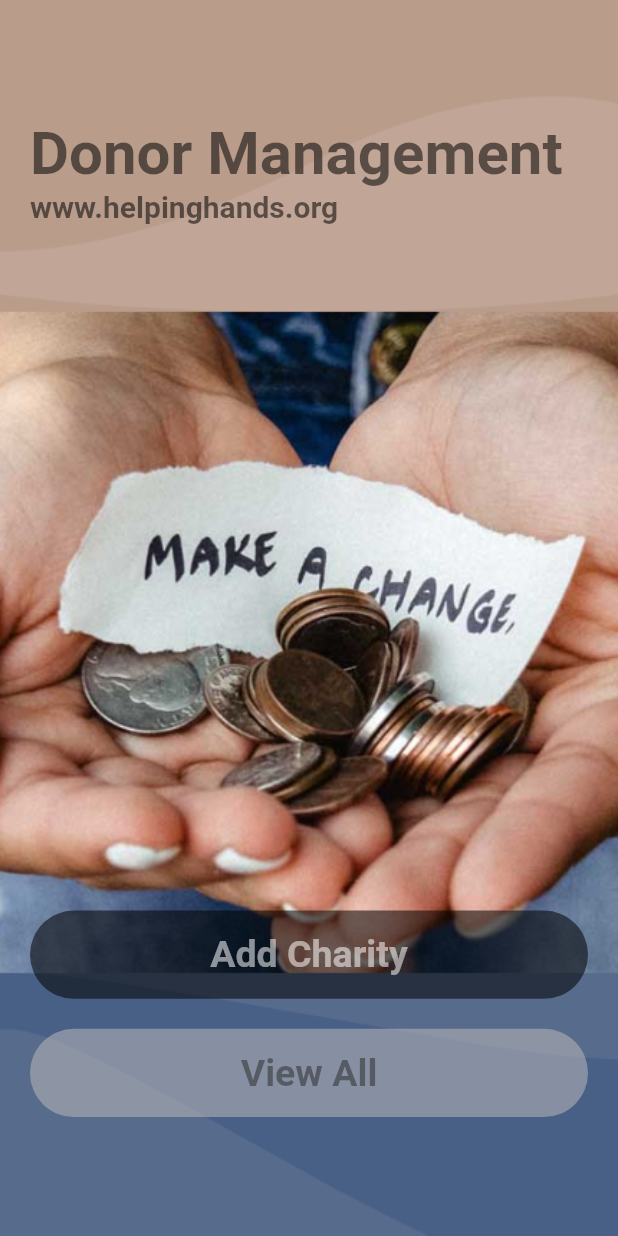
After one commit to Helping-Hands-Charity/Helping-Hands-Mobile, a Flutter app: the DonorHome screen opened directly, on a phone screen of 412 x 824 dp. The commit adds this screen. Run offline on Flutter 3.47's test engine with Material 2 defaults, Android fonts, the phone set to English and light mode, and no system bars; our stand-ins replace firebase_auth, firebase_core, get; accounts and stored records are empty.

Commit message:
Donor home UI

```diff
--- /dev/null
+++ b/lib/screens/donor_home.dart
@@ -0,0 +1,70 @@
+import 'package:flutter/material.dart';
+import 'package:flutter/src/widgets/container.dart';
+import 'package:flutter/src/widgets/framework.dart';
+
+import '../widgets/btn_widgets.dart';
+
+class DonorHome extends StatefulWidget {
+  const DonorHome({super.key});
+
+  @override
+  State<DonorHome> createState() => _DonorHomeState();
+}
+
+class _DonorHomeState extends State<DonorHome> {
+  @override
+  Widget build(BuildContext context) {
+    return Scaffold(
+      body: Container(
+        width: double.maxFinite,
+        height: double.maxFinite,
+        padding: const EdgeInsets.only(left: 20, right: 20),
+        child: Column(
+          mainAxisAlignment: MainAxisAlignment.center,
+          crossAxisAlignment: CrossAxisAlignment.start,
+          children: [
+            RichText(
+              text: TextSpan(
+                  text: "Donor Management",
+                  style: TextStyle(
+                      color: Colors.black54,
+                      fontSize: 40,
+                      fontWeight: FontWeight.bold),
+                  children: [
+                    TextSpan(
+                      text: "\nwww.helpinghands.org",
+                      style: TextStyle(
+                          color: Colors.black54,
+                          fontSize: 20,
+                          fontWeight: FontWeight.bold),
+                    ),
+                  ]),
+            ),
+            SizedBox(
+              height: MediaQuery.of(context).size.height / 1.8,
+            ),
+            ButtonWidgets(
+              backgroundcolor: Colors.black54,
+              text: "Add Charity",
+              textColor: Color.fromARGB(137, 255, 255, 255),
+            ),
+            const SizedBox(
+              height: 20,
+            ),
+            ButtonWidgets(
+              backgroundcolor: Color.fromARGB(137, 187, 186, 186),
+              text: "View All",
+              textColor: Color.fromARGB(136, 44, 44, 44),
+            ),
+          ],
+        ),
+        decoration: BoxDecoration(
+          image: DecorationImage(
+            fit: BoxFit.cover,
+            image: AssetImage("img/donor.png"),
+          ),
+        ),
+      ),
+    );
+  }
+}
--- a/lib/welcome.dart
+++ b/lib/welcome.dart
@@ -6,7 +6,7 @@ import 'package:flutter/src/widgets/framework.dart';
 import 'package:get/get.dart';
 import 'package:helpinghands/auth_controller.dart';
 import 'package:helpinghands/screens/admin_home.dart';
-//import 'package:helpinghands/screens/donor_home.dart';
+import 'package:helpinghands/screens/donor_home.dart';
 
 class WelcomePage extends StatelessWidget {
   String email;
@@ -106,7 +106,7 @@ class WelcomePage extends StatelessWidget {
                 text: TextSpan(
                   recognizer: TapGestureRecognizer()
                     ..onTap = () => Get.to(
-                          () => AdminHome(),
+                          () => DonorHome(),
                         ),
                   text: "I want to donate",
                   style: TextStyle(
```
